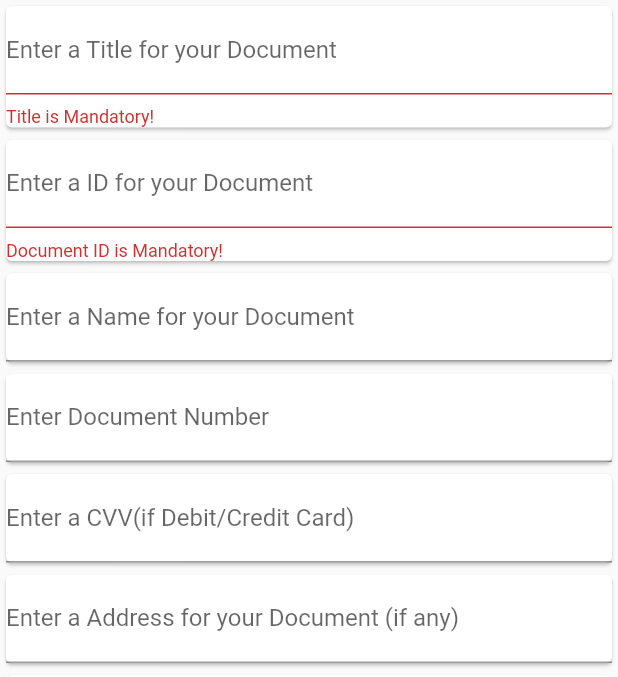
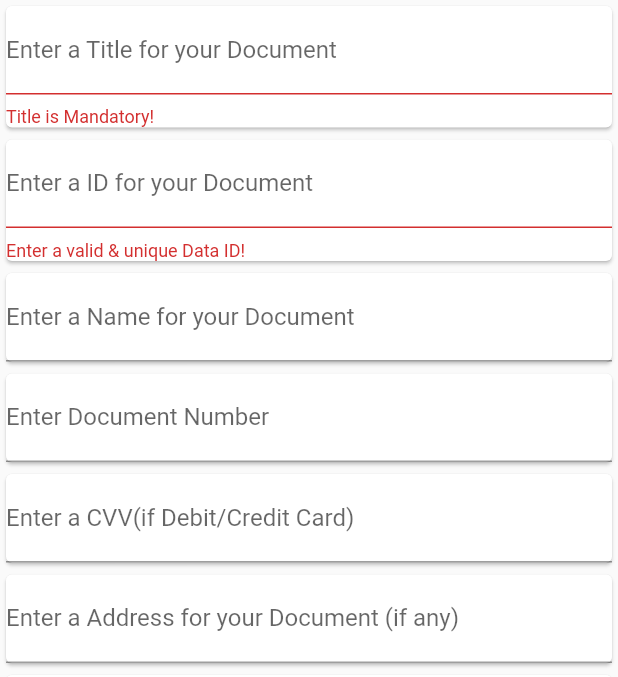
Before and after one commit to ruxrup/docsKeep, a Flutter app: the addData screen opened directly, after a tap on "ADD DOCUMENT", on a phone screen of 412 x 824 dp, the part 84-761 px from its top. Run offline on Flutter 3.47's test engine with Material 2 defaults, Android fonts, the light colour scheme and no system bars.

Commit message:
error corrected

```diff
--- a/lib/models/dataClass.dart
+++ b/lib/models/dataClass.dart
@@ -1,6 +1,6 @@
 class dataClass {
   String title;
-  String name = "";
+  String name;
   int number;
   int cvv;
   String address;
@@ -22,6 +22,7 @@ class dataClass {
   factory dataClass.fromJson(Map<String, dynamic> json) {
     return dataClass(
         title: json["title"],
+        name: json["name"],
         number: json["number"],
         cvv: json["cvv"],
         address: json["address"],
--- /dev/null
+++ b/lib/pages/dataDetails.dart
@@ -0,0 +1,34 @@
+import 'package:docs_keep/models/dataClass.dart';
+import 'package:docs_keep/widgets/drawer.dart';
+import 'package:flutter/material.dart';
+import 'package:flutter/src/widgets/container.dart';
+import 'package:flutter/src/widgets/framework.dart';
+
+class dataDetails extends StatelessWidget {
+  dataDetails(data_stored) {
+    data = data_stored;
+  }
+  dataClass data = new dataClass(title: "testClass", name: "testname");
+
+  @override
+  Widget build(BuildContext context) {
+    return Scaffold(
+      appBar: AppBar(
+        title: Text("Document Details"),
+        elevation: 0.0,
+        centerTitle: true,
+      ),
+      body: Card(
+          child: ListTile(
+        title: Text(
+          data.title,
+        ),
+        subtitle: Text(
+          data.name,
+        ),
+        trailing: Text(data.id),
+      )),
+      drawer: myDrawer(),
+    );
+  }
+}
--- a/lib/utils/addDataBody.dart
+++ b/lib/utils/addDataBody.dart
@@ -1,4 +1,5 @@
 import 'package:docs_keep/utils/dataFiels.dart';
+import 'package:docs_keep/utils/removeID.dart';
 import 'package:docs_keep/widgets/dataManager.dart';
 import 'package:flutter/material.dart';
 import 'package:flutter/src/widgets/container.dart';
@@ -56,8 +57,9 @@ class addDataBody extends StatelessWidget {
             Card(
               child: TextFormField(
                 validator: (value) {
-                  if (value == null || value.isEmpty) {
-                    return ("Document ID is Mandatory!");
+                  if ((value == null || value.isEmpty) ||
+                      (removeID(value).check_id())) {
+                    return ("Enter a valid & unique Data ID!");
                   } else {
                     return null;
                   }
--- a/lib/widgets/data_widgets.dart
+++ b/lib/widgets/data_widgets.dart
@@ -1,4 +1,5 @@
 import 'package:docs_keep/models/dataClass.dart';
+import 'package:docs_keep/pages/dataDetails.dart';
 import 'package:docs_keep/utils/dataFiels.dart';
 import 'package:flutter/material.dart';
 import 'package:flutter/src/widgets/container.dart';
@@ -16,6 +17,8 @@ class dataWidget extends StatelessWidget {
         data_to_show.title,
       ),
       trailing: Text(data_to_show.id),
+      onTap: () => Navigator.push(context,
+          MaterialPageRoute(builder: (context) => dataDetails(data_to_show))),
     ));
   }
 }
```
